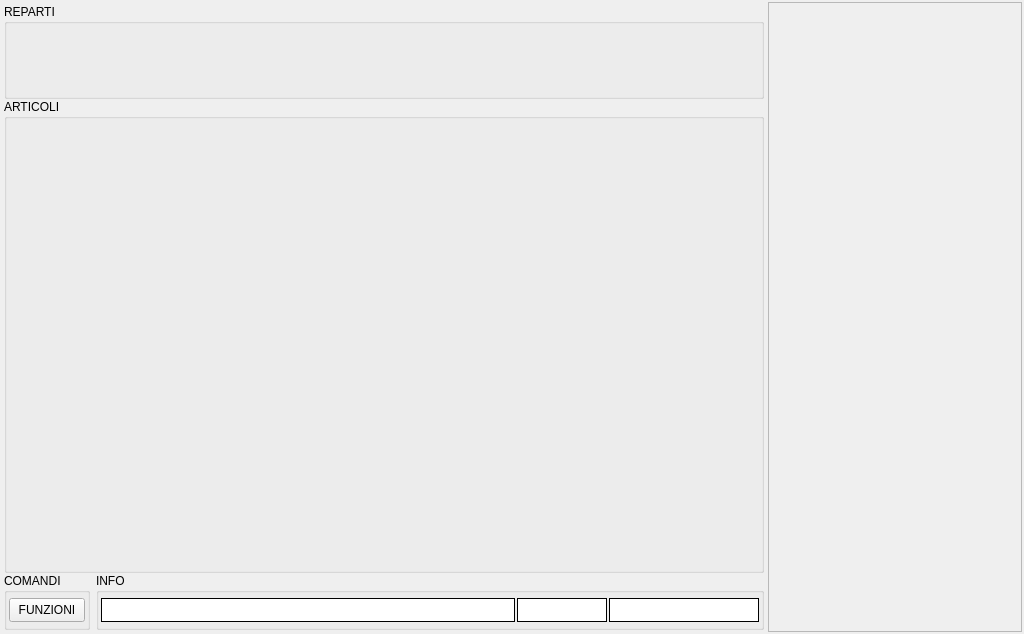
This is src/mainwindow.ui in mtonin/gestcassa as Qt 5 draws it before an edit. The edited form follows.
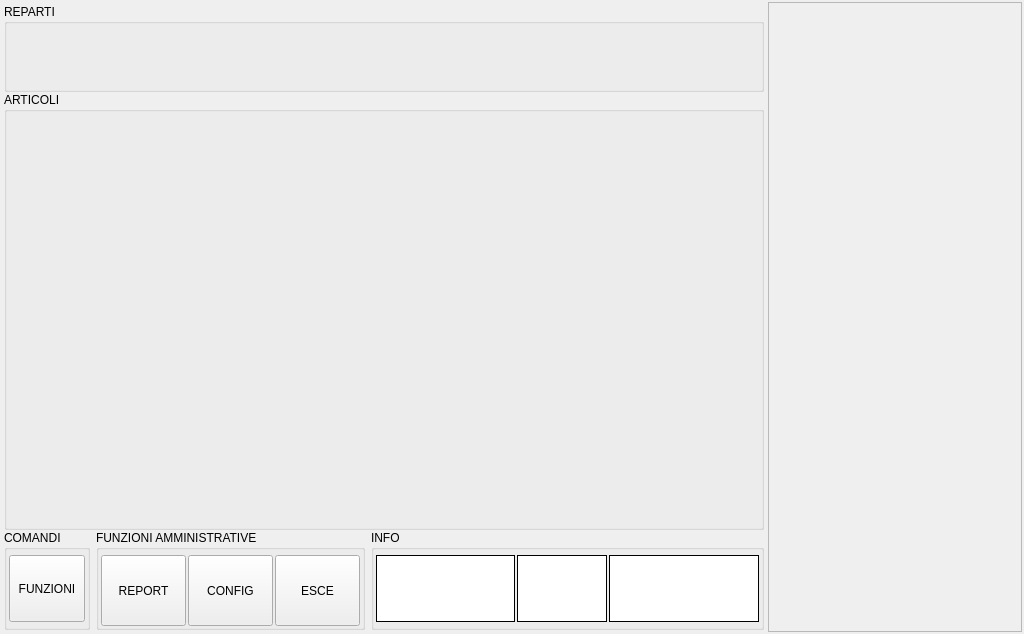
This is the edited form. Icons and pictures are not drawn.

Commit message: - creato nuovo frame "Funzioni Amministrative" in modalità gestione

Patch:
```diff
--- a/src/mainwindow.ui
+++ b/src/mainwindow.ui
@@ -133,7 +133,7 @@
         </widget>
        </item>
        <item>
-        <layout class="QHBoxLayout" name="horizontalLayout_5">
+        <layout class="QHBoxLayout" name="horizontalLayout_6">
          <item>
           <widget class="QGroupBox" name="comandiBox">
            <property name="sizePolicy">
@@ -168,7 +168,7 @@
              <number>5</number>
             </property>
             <item>
-             <widget class="QToolButton" name="closeBtn">
+             <widget class="QToolButton" name="funzioniBtn">
               <property name="sizePolicy">
                <sizepolicy hsizetype="MinimumExpanding" vsizetype="Expanding">
                 <horstretch>0</horstretch>
@@ -205,6 +205,141 @@
            </layout>
           </widget>
          </item>
+         <item>
+          <widget class="QGroupBox" name="adminFunctBox">
+           <property name="maximumSize">
+            <size>
+             <width>16777215</width>
+             <height>100</height>
+            </size>
+           </property>
+           <property name="title">
+            <string>FUNZIONI AMMINISTRATIVE</string>
+           </property>
+           <layout class="QHBoxLayout" name="horizontalLayout_5">
+            <property name="spacing">
+             <number>2</number>
+            </property>
+            <property name="leftMargin">
+             <number>2</number>
+            </property>
+            <property name="topMargin">
+             <number>5</number>
+            </property>
+            <property name="rightMargin">
+             <number>2</number>
+            </property>
+            <property name="bottomMargin">
+             <number>5</number>
+            </property>
+            <item>
+             <widget class="QToolButton" name="reportBtn">
+              <property name="sizePolicy">
+               <sizepolicy hsizetype="MinimumExpanding" vsizetype="Expanding">
+                <horstretch>0</horstretch>
+                <verstretch>0</verstretch>
+               </sizepolicy>
+              </property>
+              <property name="minimumSize">
+               <size>
+                <width>85</width>
+                <height>71</height>
+               </size>
+              </property>
+              <property name="text">
+               <string>REPORT</string>
+              </property>
+              <property name="icon">
+               <iconset resource="risorse.qrc">
+                <normaloff>:/GestCassa/report 2</normaloff>:/GestCassa/report 2</iconset>
+              </property>
+              <property name="iconSize">
+               <size>
+                <width>48</width>
+                <height>48</height>
+               </size>
+              </property>
+              <property name="autoExclusive">
+               <bool>false</bool>
+              </property>
+              <property name="toolButtonStyle">
+               <enum>Qt::ToolButtonTextUnderIcon</enum>
+              </property>
+             </widget>
+            </item>
+            <item>
+             <widget class="QToolButton" name="configurazioneBtn">
+              <property name="sizePolicy">
+               <sizepolicy hsizetype="MinimumExpanding" vsizetype="Expanding">
+                <horstretch>0</horstretch>
+                <verstretch>0</verstretch>
+               </sizepolicy>
+              </property>
+              <property name="minimumSize">
+               <size>
+                <width>85</width>
+                <height>71</height>
+               </size>
+              </property>
+              <property name="text">
+               <string>CONFIG</string>
+              </property>
+              <property name="icon">
+               <iconset resource="risorse.qrc">
+                <normaloff>:/GestCassa/configurazione</normaloff>:/GestCassa/configurazione</iconset>
+              </property>
+              <property name="iconSize">
+               <size>
+                <width>48</width>
+                <height>48</height>
+               </size>
+              </property>
+              <property name="autoExclusive">
+               <bool>false</bool>
+              </property>
+              <property name="toolButtonStyle">
+               <enum>Qt::ToolButtonTextUnderIcon</enum>
+              </property>
+             </widget>
+            </item>
+            <item>
+             <widget class="QToolButton" name="closeBtn">
+              <property name="sizePolicy">
+               <sizepolicy hsizetype="MinimumExpanding" vsizetype="Expanding">
+                <horstretch>0</horstretch>
+                <verstretch>0</verstretch>
+               </sizepolicy>
+              </property>
+              <property name="minimumSize">
+               <size>
+                <width>85</width>
+                <height>71</height>
+               </size>
+              </property>
+              <property name="text">
+               <string>ESCE</string>
+              </property>
+              <property name="icon">
+               <iconset resource="risorse.qrc">
+                <normaloff>:/GestCassa/esce</normaloff>:/GestCassa/esce</iconset>
+              </property>
+              <property name="iconSize">
+               <size>
+                <width>48</width>
+                <height>48</height>
+               </size>
+              </property>
+              <property name="autoExclusive">
+               <bool>false</bool>
+              </property>
+              <property name="toolButtonStyle">
+               <enum>Qt::ToolButtonTextUnderIcon</enum>
+              </property>
+             </widget>
+            </item>
+           </layout>
+          </widget>
+         </item>
          <item>
           <widget class="QGroupBox" name="infoBox">
            <property name="sizePolicy">
@@ -213,6 +348,12 @@
              <verstretch>1</verstretch>
             </sizepolicy>
            </property>
+           <property name="maximumSize">
+            <size>
+             <width>16777215</width>
+             <height>100</height>
+            </size>
+           </property>
            <property name="title">
             <string>INFO</string>
            </property>
```
The commit also changes 4 other files.
